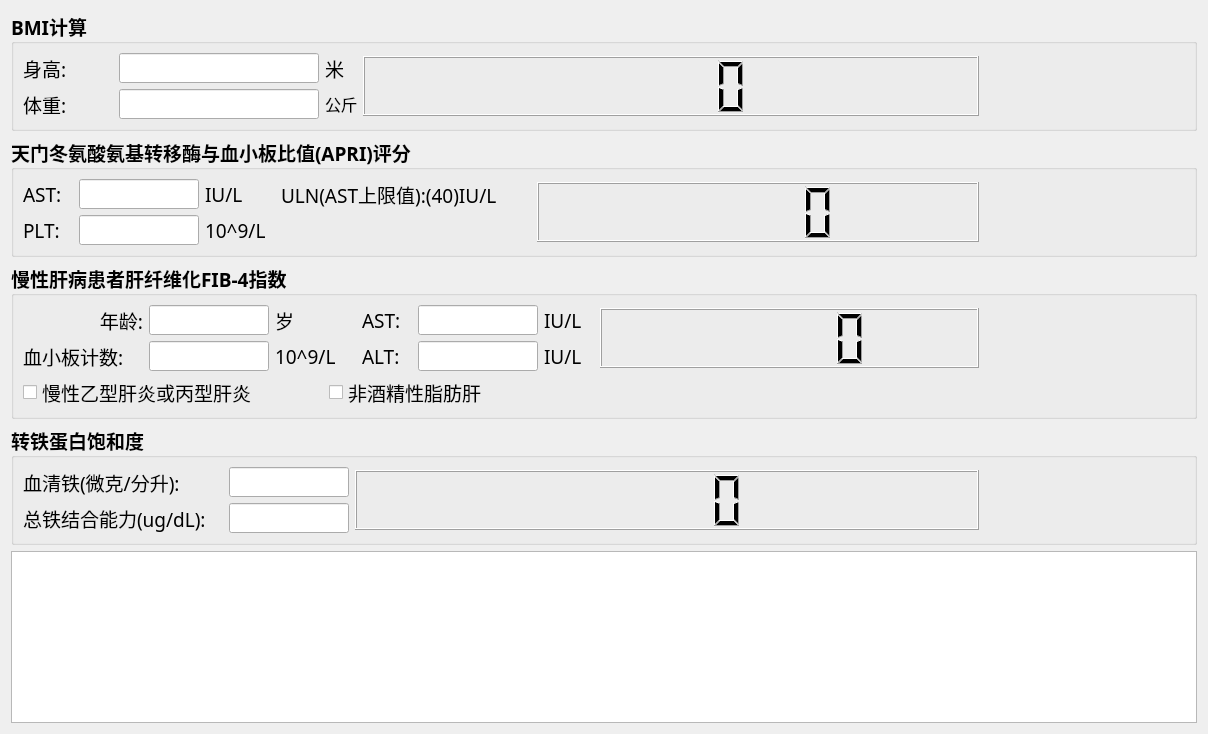
This is res/BMI.ui in foxliu18/ICEHelper as Qt 5 draws it before an edit. The edited form follows.
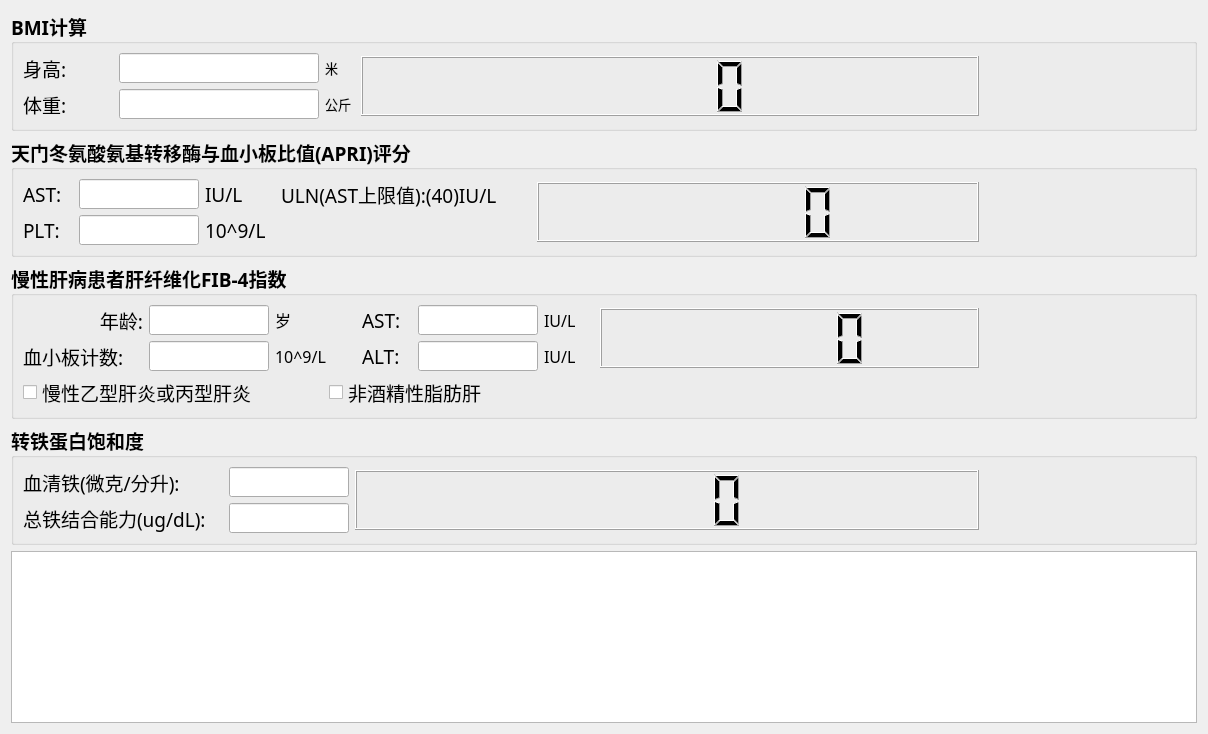
This is the edited form.

Commit message: 调整UI样式

```diff
--- a/res/BMI.ui
+++ b/res/BMI.ui
@@ -100,7 +100,7 @@
         <property name="font">
          <font>
           <family>微软雅黑</family>
-          <pointsize>14</pointsize>
+          <pointsize>10</pointsize>
           <weight>50</weight>
           <bold>false</bold>
          </font>
@@ -224,7 +224,7 @@
         <property name="font">
          <font>
           <family>微软雅黑</family>
-          <pointsize>12</pointsize>
+          <pointsize>10</pointsize>
           <weight>50</weight>
           <bold>false</bold>
          </font>
@@ -550,7 +550,7 @@
               <property name="font">
                <font>
                 <family>微软雅黑</family>
-                <pointsize>14</pointsize>
+                <pointsize>12</pointsize>
                 <weight>50</weight>
                 <bold>false</bold>
                </font>
@@ -632,7 +632,7 @@
               <property name="font">
                <font>
                 <family>微软雅黑</family>
-                <pointsize>14</pointsize>
+                <pointsize>12</pointsize>
                 <weight>50</weight>
                 <bold>false</bold>
                </font>
@@ -709,7 +709,7 @@
               <property name="font">
                <font>
                 <family>微软雅黑</family>
-                <pointsize>14</pointsize>
+                <pointsize>12</pointsize>
                 <weight>50</weight>
                 <bold>false</bold>
                </font>
@@ -794,7 +794,7 @@
               <property name="font">
                <font>
                 <family>微软雅黑</family>
-                <pointsize>14</pointsize>
+                <pointsize>12</pointsize>
                 <weight>50</weight>
                 <bold>false</bold>
                </font>
```
Left out of the diff: 77 changed lines with no effect on the pictures. The commit also changes 2 other files.
